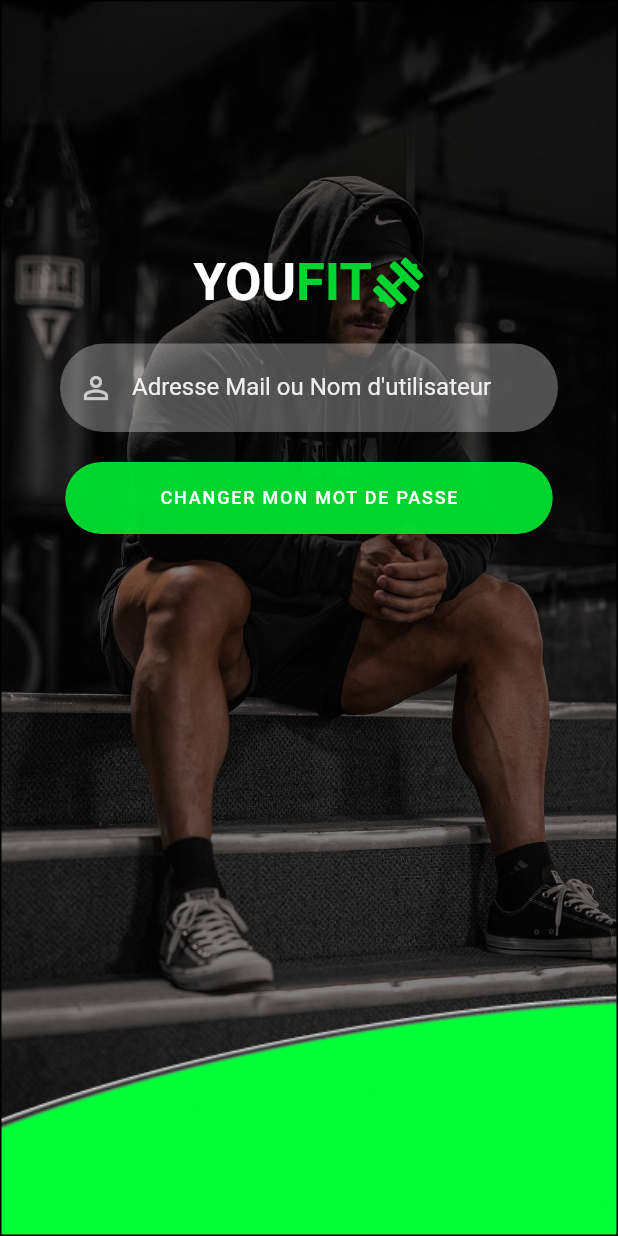
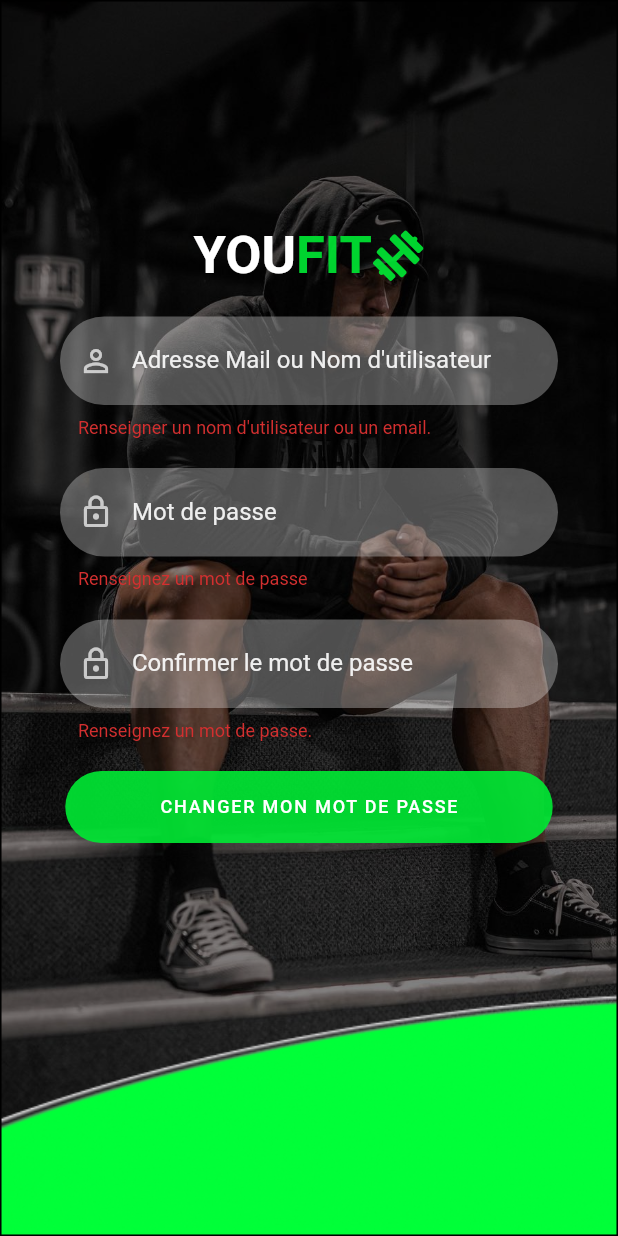
Before and after one commit to Charles26code/YouFit, a Flutter app: the ForgetPassword screen opened directly, after a tap on "CHANGER MON MOT DE PASSE", on a phone screen of 412 x 824 dp. Run offline on Flutter 3.47's test engine with Material 2 defaults, Android fonts, the light colour scheme and no system bars; our stand-ins replace animated_splash_screen, email_validator, flutter_spinkit, flutter_svg; missing offline and left inert: favorite_button, flutter_bcrypt, image_picker_for_web; Roboto replaces fonts that are missing (Koulen, PT Sans).

Commit message:
Inscription bdd ok / Connexion bdd ok / mdp oublié bdd ok

```diff
--- a/youfit/flutter/lib/screen/ForgetPassword.dart
+++ b/youfit/flutter/lib/screen/ForgetPassword.dart
@@ -1,6 +1,9 @@
 import 'package:flutter/material.dart';
 import 'package:flutter_svg/flutter_svg.dart';
 import 'package:youfit/reusable_widgets/widget_general.dart';
+import 'package:provider/provider.dart';
+import 'package:youfit/models/user_provider.dart';
+import 'package:youfit/models/user_model.dart';
 
 class ForgetPassword extends StatefulWidget {
   const ForgetPassword({Key? key}) : super(key: key);
@@ -12,10 +15,46 @@ class ForgetPassword extends StatefulWidget {
 class _ForgetPasswordState extends State<ForgetPassword> {
   final GlobalKey<FormState> formKey = GlobalKey<FormState>();
   String? mailusername;
+  String? mdp;
+  String? confirmmdp;
 
-  void submitForm(){
+  Future<void> submitForm() async{
+    if (formKey.currentState!.validate()) {
       formKey.currentState?.save();
-    print(mailusername);
+      if(mdp != confirmmdp){
+        ScaffoldMessenger.of(context)
+          ..removeCurrentSnackBar()
+          ..showSnackBar(
+            const SnackBar(
+              content: Text("Les mots de passes de correspondent pas."),
+            ),
+        );
+      }else{
+        try{
+          Map? result = await Provider.of<UserProvider>(
+            context,
+            listen: false,
+          ).changePassword(mailusername, mdp);
+          if(result != null){
+            ScaffoldMessenger.of(context)
+              ..removeCurrentSnackBar()
+              ..showSnackBar(
+                SnackBar(
+                  content: Text(result['message']),
+                ),
+            );
+          }
+        }catch(e){
+          ScaffoldMessenger.of(context)
+            ..removeCurrentSnackBar()
+            ..showSnackBar(
+              SnackBar(
+                content: Text(e.toString()),
+              ),
+          );
+        }
+      }
+    }
   }
 
   @override
@@ -26,6 +65,7 @@ class _ForgetPasswordState extends State<ForgetPassword> {
         child: Stack(
           children:  [
             const Background(),
+
             Container(
             decoration: const BoxDecoration(
               image: DecorationImage(
@@ -35,16 +75,21 @@ class _ForgetPasswordState extends State<ForgetPassword> {
               ),
             ),
             ),
-            Column(
+            SingleChildScrollView(
+              child: Column(
                 mainAxisAlignment: MainAxisAlignment.center,
                 children: [
                   const LogoSection(),
                   MailSection(
                     mailcallback: (value) => mailusername = value,
+                    mdpcallback: (value) => mdp = value,
+                    confirmmdpcallback: (value) => confirmmdp = value,
                     submitcallback: () => submitForm(),
                   ),
                 ],
               ),
+            )
+
           ],
         ),
       ),
@@ -125,10 +170,12 @@ class LogoSection extends StatelessWidget {
 
 class MailSection extends StatelessWidget {
   final void Function(String?)? mailcallback;
+  final void Function(String?)? mdpcallback;
+  final void Function(String?)? confirmmdpcallback;
   final void Function()? submitcallback;
 
 
-  const MailSection({Key ? key, required this.mailcallback, required this.submitcallback}) : super(key : key);
+  const MailSection({Key ? key, required this.mailcallback, required this.submitcallback, required this.mdpcallback, required this.confirmmdpcallback}) : super(key : key);
 
   @override
   Widget build(BuildContext context){
@@ -145,6 +192,39 @@ class MailSection extends StatelessWidget {
             (value) {
               if(value == null || value.isEmpty){
                 return "Renseigner un nom d'utilisateur ou un email.";
+              }
+              return null;
+            }
+          ),
+          const SizedBox(height: 20,),
+          champsTextes(
+            "Mot de passe",
+            Icons.lock_outlined,
+            true,
+            mdpcallback,
+            (value){
+              if(value == null || value.isEmpty){
+                return "Renseignez un mot de passe";
+              }
+              if(value.length < 8){
+                return "Le mot de passe doit contenir au moin 8 caractères.";
+              }
+              return null;
+            }
+          ),
+
+          const SizedBox(height: 20,),
+          champsTextes(
+            "Confirmer le mot de passe",
+            Icons.lock_outlined,
+            true,
+            confirmmdpcallback,
+            (value){
+              if(value == null || value.isEmpty){
+                return "Renseignez un mot de passe.";
+              }
+              if(value.length < 8){
+                return "Le mot de passe doit contenir au moin 8 caractères.";
               }
               return null;
             }
--- a/youfit/flutter/lib/screen/Login.dart
+++ b/youfit/flutter/lib/screen/Login.dart
@@ -40,7 +40,7 @@ class _LoginState extends State<Login> {
             ),
         );
         if(result['statusCode'] == 200){
-          Navigator.pushReplacement(context, MaterialPageRoute(builder: (context) => const ProgramScreen()));
+          Navigator.pushAndRemoveUntil(context, MaterialPageRoute(builder: (context) => const ProgramScreen()), (route) => false);
         }
       }catch(e){
         ScaffoldMessenger.of(context)
--- a/youfit/flutter/pubspec.yaml
+++ b/youfit/flutter/pubspec.yaml
@@ -45,6 +45,8 @@ dependencies:
   image_picker: ^0.8.2
   flutter_spinkit: ^5.1.0
   favorite_button: ^0.0.4
+  flutter_bcrypt: ^1.0.7
+  email_validator: ^2.0.1
 
 
 dev_dependencies:
```
Also changed, not shown: youfit/flutter/lib/models/user_provider.dart (+48 -8 lines), youfit/flutter/lib/screen/SignUpScreen.dart (+48 -11 lines), youfit/flutter/pubspec.lock, 4 other files. Lines whose indentation alone changed are shown as unchanged.
